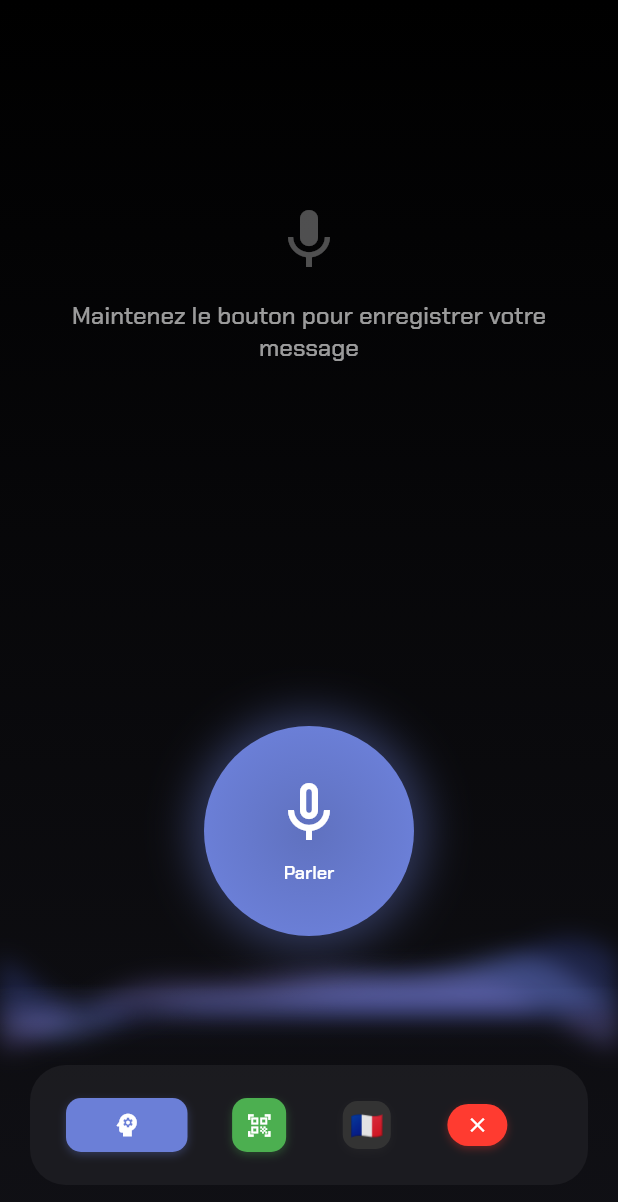
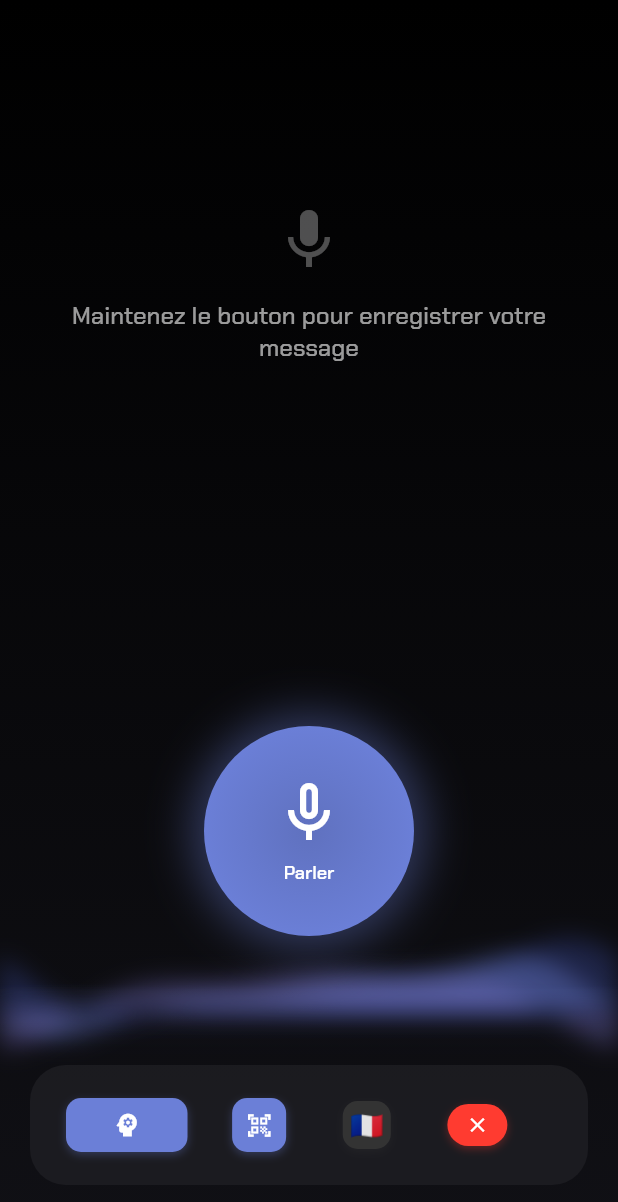
Before and after one commit to dgirard/voice_assistant, a Flutter app: the screen it shows after launch, on a phone screen of 412 x 824 dp. Shown: the top 1202 px of the screen. Run offline on Flutter 3.47's test engine with Material 2 defaults, Android fonts, the phone set to English and light mode, and no system bars; our stand-ins replace flutter_dotenv, flutter_tts, permission_handler, shared_preferences, speech_to_text; missing offline and left inert: qr_code_scanner, shared_preferences_web; generated files the repository leaves out were written again; network calls fail.

Commit message:
🎨 Change QR scanner button color from green to blue
- Update QR scanner button to use consistent blue color (0xFF6B7FD7)
- Improve visual consistency with assistant button

🤖 Generated with [Claude Code](https://claude.ai/code)

Co-Authored-By: Claude <noreply@anthropic.com>

```diff
--- a/lib/widgets/control_bar.dart
+++ b/lib/widgets/control_bar.dart
@@ -83,7 +83,7 @@ class ControlBar extends StatelessWidget {
                     onPressed: () {
                       Navigator.pushNamed(context, '/qr-scanner');
                     },
-                    backgroundColor: const Color(0xFF4CAF50),
+                    backgroundColor: const Color(0xFF6B7FD7),
                   ),
 
                   // Sélecteur de langue
```
